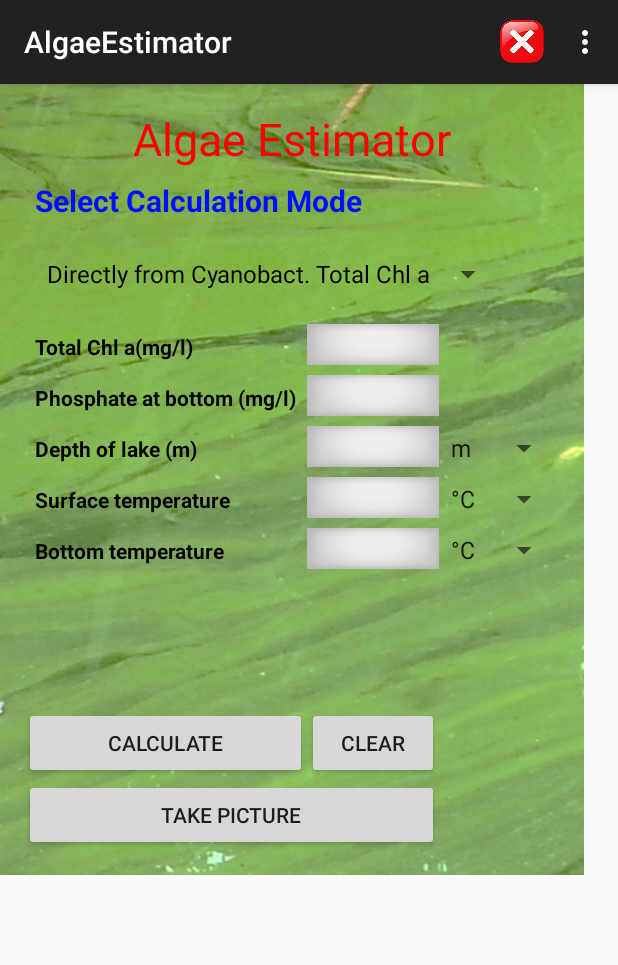
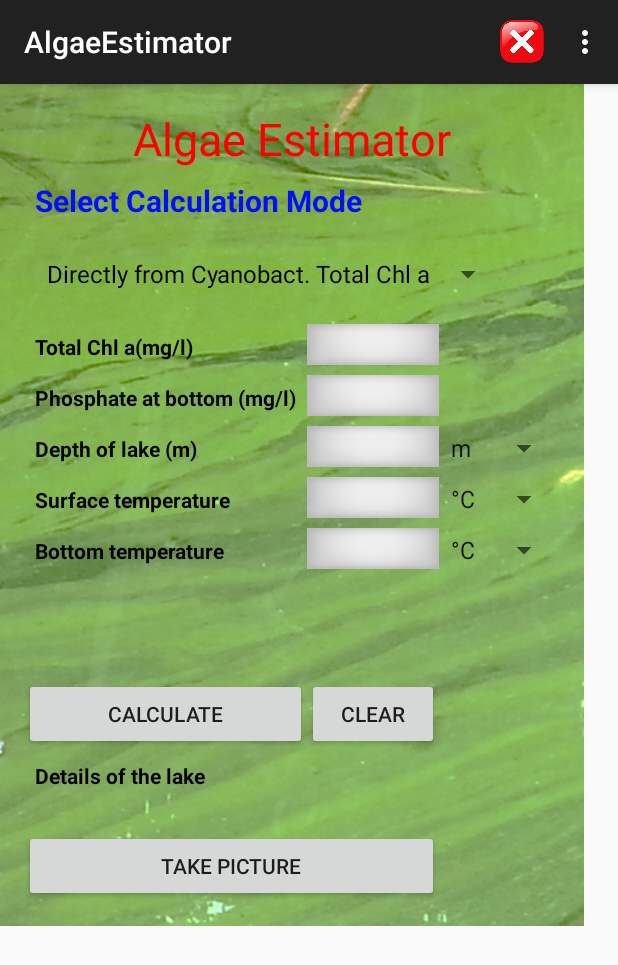
Before and after one commit to nighojkarv/AlgaeEstimator, an Android app: the screen it shows after launch (MainActivity), on a phone screen of 412 x 824 dp. Shown: the top 965 px of the screen. Run offline under Robolectric (Android 15) with nearby library versions, the phone set to English and light mode, and no system bars.

Commit message:
4/3/2015 - Commit 1

```diff
--- a/app/src/main/java/com/example/vedantn/algaeestimator/MainActivity.java
+++ b/app/src/main/java/com/example/vedantn/algaeestimator/MainActivity.java
@@ -4,6 +4,7 @@ import android.app.Activity;
 import android.app.DialogFragment;
 import android.content.Context;
 import android.content.Intent;
+import android.database.DataSetObserver;
 import android.graphics.Bitmap;
 import android.location.LocationManager;
 import android.provider.MediaStore;
@@ -12,7 +13,9 @@ import android.os.Bundle;
 import android.view.Menu;
 import android.view.MenuItem;
 import android.view.View;
+import android.view.ViewGroup;
 import android.view.inputmethod.InputMethodManager;
+import android.widget.Adapter;
 import android.widget.AdapterView;
 import android.widget.ArrayAdapter;
 import android.widget.Button;
@@ -32,7 +35,7 @@ import org.w3c.dom.Text;
 
 
 public class MainActivity extends ActionBarActivity implements AdapterView.OnItemSelectedListener {
-
+    //Variable Declaration
     //Constants
     public double r01 = 0.065;
     public double r02 = 0.034;
@@ -45,7 +48,6 @@ public class MainActivity extends ActionBarActivity implements AdapterView.OnIte
     //REQUEST CODES
     public int CAMERA_REQUEST_CODE = 1313;
 
-    //Variable Declaration
 
     //Input Values from user
     public double valueOfAlgal,pBott,depth,sTemp,botTemp,sD,dO;
@@ -56,12 +58,11 @@ public class MainActivity extends ActionBarActivity implements AdapterView.OnIte
 
     //Widget Declaration
     Spinner calcMethodSpinner;
-
-    /*Spinner spinnerDepth;
+    Spinner spinnerDepth;
     Spinner spinnerStemp;
     Spinner spinnerBotTemp;
     Spinner spinnerSD;
-*/
+
     EditText tbValueOfAlgal;
     EditText tbPbott;
     EditText tbDepth;
@@ -69,13 +70,18 @@ public class MainActivity extends ActionBarActivity implements AdapterView.OnIte
     EditText tbBotTemp;
     EditText tbSD;
     EditText tbDO;
-    TextView lblTestLocation;
+    TextView lblLocation;
 
     //GPS Variables
     public static double userLat, userLon;
     public static Location location = new Location(LocationManager.GPS_PROVIDER);
     LocationManager locationManager;
     LocationListener locationListener;
+
+    //Flags
+    public int flagDepth, flagStemp,flagBottemp,flagSD =0;
+    //Flags are set in the onItemSelected listener and are referred to in the setValues method
+
     //Variable Declaration Done
 
 
@@ -91,10 +97,19 @@ public class MainActivity extends ActionBarActivity implements AdapterView.OnIte
         calcMethodSpinner.setAdapter(adapterCalcMethod);
         calcMethodSpinner.setOnItemSelectedListener(this);
 
-        //spinnerDepth = (Spinner) findViewById(R.id.spinnerDepth);
-        //ArrayAdapter adapterDepth = ArrayAdapter.createFromResource(this,R.array.depthMeasure,android.R.layout.simple_spinner_dropdown_item);
-        //spinnerDepth.setAdapter(adapterDepth);
-        //spinnerDepth.setOnItemSelectedListener(this);
+        spinnerDepth = (Spinner) findViewById(R.id.spinnerDepth);
+        spinnerDepth.setOnItemSelectedListener(this);
+
+        spinnerStemp = (Spinner) findViewById(R.id.spinnerStemp);
+        spinnerStemp.setOnItemSelectedListener(this);
+
+        spinnerBotTemp = (Spinner) findViewById(R.id.spinnerBotTemp);
+        spinnerBotTemp.setOnItemSelectedListener(this);
+
+        spinnerSD = (Spinner) findViewById(R.id.spinnerSD);
+        spinnerSD.setOnItemSelectedListener(this);
+
+
 
         tbValueOfAlgal = (EditText) findViewById(R.id.tbValueOfAlgal);
         tbPbott = (EditText) findViewById(R.id.tbPbott);
@@ -103,12 +118,8 @@ public class MainActivity extends ActionBarActivity implements AdapterView.OnIte
         tbBotTemp = (EditText) findViewById(R.id.tbBotTemp);
         tbSD = (EditText) findViewById(R.id.tbSD);
         tbDO = (EditText) findViewById(R.id.tbDO);
-        lblTestLocation = (TextView) findViewById(R.id.lblTestLocation);
+        lblLocation = (TextView) findViewById(R.id.lblLocation);
 
-        //location.setLatitude(42.643213);
-        //location.setLongitude(-87.847922);
-        location.setLatitude(40.643213);
-        location.setLongitude(-80.847922);
         locationManager = (LocationManager) getSystemService(Context.LOCATION_SERVICE);
 
         locationListener = new LocationListener() {
@@ -119,7 +130,7 @@ public class MainActivity extends ActionBarActivity implements AdapterView.OnIte
                    userLat = location.getLatitude();
                    userLon = location.getLongitude();
                    //Toast.makeText(MainActivity.this,"Location Changed",Toast.LENGTH_LONG).show();
-                   lblTestLocation.setText("Your Location\n" + userLat +"\n" + userLon);
+                   lblLocation.setText("Current Location\n" + userLat +"\n" + userLon);
 
                }
 
@@ -181,14 +192,15 @@ public class MainActivity extends ActionBarActivity implements AdapterView.OnIte
     @Override
     public void onItemSelected(AdapterView<?> parent, View view, int position, long id) {
 
+        //Listens to calcMethodSpinner
+        if(parent == (AdapterView)findViewById(R.id.calcMethodSpinner))
+        {
             TextView selection = (TextView) view;
-        Toast.makeText(this,selection.getText(),Toast.LENGTH_SHORT).show();
+            Toast.makeText(this, selection.getText(), Toast.LENGTH_SHORT).show();
 
             //For making unused components invisble from the main page when calculation mode is selected
-        switch (position)
-        {
-            case 0:
-                {
+            switch (position) {
+                case 0: {
                     resetView();
                     ((TextView) findViewById(R.id.lblValueOfAlgal)).setText("Total Chl a(mg/l)");
 
@@ -203,8 +215,7 @@ public class MainActivity extends ActionBarActivity implements AdapterView.OnIte
 
                 }
 
-            case 1:
-            {
+                case 1: {
                     resetView();
                     ((TextView) findViewById(R.id.lblValueOfAlgal)).setVisibility(View.INVISIBLE);
                     ((EditText) findViewById(R.id.tbValueOfAlgal)).setVisibility(View.INVISIBLE);
@@ -212,8 +223,7 @@ public class MainActivity extends ActionBarActivity implements AdapterView.OnIte
                     break;
                 }
 
-            case 2:
-            {
+                case 2: {
                     resetView();
                     ((TextView) findViewById(R.id.lblValueOfAlgal)).setText("Cyno Chl a(μg/l)");
 
@@ -226,8 +236,7 @@ public class MainActivity extends ActionBarActivity implements AdapterView.OnIte
                     break;
                 }
 
-            case 3:
-            {
+                case 3: {
 
                     resetView();
                     ((TextView) findViewById(R.id.lblValueOfAlgal)).setVisibility(View.INVISIBLE);
@@ -238,19 +247,52 @@ public class MainActivity extends ActionBarActivity implements AdapterView.OnIte
                     break;
 
                 }
-            default:
-            {
+                default: {
                     resetView();
                 }
             }//Switch
 
+        }
+        //Listens to spinnerDepth
+        if(parent == (AdapterView)findViewById(R.id.spinnerDepth))
+        {
+            if(position==1)
+                flagDepth =1;
+            else
+                flagDepth=0;
+        }
+        //Listens to spinnerStemp
+        if(parent == (AdapterView)findViewById(R.id.spinnerStemp))
+        {
+            if(position==1)
+                flagStemp =1;
+            else
+                flagStemp=0;
+        }
+        //Listens to spinnerBotTemp
+        if(parent == (AdapterView)findViewById(R.id.spinnerBotTemp))
+        {
+            if(position==1)
+                flagBottemp =1;
+            else
+                flagBottemp=0;
+        }
+        //Listens to spinnerSD
+        if(parent == (AdapterView)findViewById(R.id.spinnerSD))
+        {
+            if(position==1)
+                flagSD =1;
+            else
+                flagSD =0;
+        }
+    }
 
-    }
-    //Make all the components visible on the main page.
 
 
     public void resetView()
     {
+        //Makes all the components visible on the main page
+
         ((TextView) findViewById(R.id.lblValueOfAlgal)).setText("Value of Algal (µg/ml)");
 
         ((TextView) findViewById(R.id.lblValueOfAlgal)).setVisibility(View.VISIBLE);
@@ -289,8 +331,9 @@ public class MainActivity extends ActionBarActivity implements AdapterView.OnIte
 
     }
 
+
+    public void methodClear(View view) {
         //Method to clear the Text Boxes on the main page
-    public void methodClear(View view) {
 
         ((EditText) findViewById(R.id.tbValueOfAlgal)).setText("");
         ((EditText) findViewById(R.id.tbPbott)).setText("");
@@ -304,9 +347,10 @@ public class MainActivity extends ActionBarActivity implements AdapterView.OnIte
 
     }
 
-    //Calculation using Verhulst equation
+
     public void methodCalculate(View view)
     {
+        //Calls the setVales and the calculate methods and opens result screen
         setValues();
         finalCalculation();
 
@@ -339,9 +383,10 @@ public class MainActivity extends ActionBarActivity implements AdapterView.OnIte
 
     }
 
-    //Sets values for all ser inputs and calculated values
+
     public void setValues() {
 
+        //Sets values for all user inputs and calculated values
         try {
 
             //Get values from main activity for user inputs
@@ -380,10 +425,9 @@ public class MainActivity extends ActionBarActivity implements AdapterView.OnIte
                 depth = Double.parseDouble(tbDepth.getText().toString());
             }
                 //Convert depth to meters
-            Spinner tempDepth = (Spinner) findViewById(R.id.spinnerDepth);
-            if (tempDepth.getSelectedItem().toString()=="ft") {
+            if (flagDepth==1)
+            {
                 depth = ftTOm(depth);
-
             }
 
             //Set sTemp
@@ -391,12 +435,13 @@ public class MainActivity extends ActionBarActivity implements AdapterView.OnIte
             {
                 sTemp = 0;
             }
-            else {
+            else
+            {
                 sTemp = Double.parseDouble(tbStemp.getText().toString());
             }
             //Convert sTemp to Celcius
-            Spinner tempStemp = (Spinner) findViewById(R.id.spinnerStemp);
-            if ((String) tempStemp.getSelectedItem().toString() == "°F") {
+            if (flagStemp==1)
+            {
                 sTemp = fTOc(sTemp);
             }
 
@@ -409,8 +454,8 @@ public class MainActivity extends ActionBarActivity implements AdapterView.OnIte
                 botTemp = Double.parseDouble(tbBotTemp.getText().toString());
             }
             //Convert botTemp to Celcius
-            Spinner tempBotTemp = (Spinner) findViewById(R.id.spinnerBotTemp);
-            if ((String) tempBotTemp.getSelectedItem().toString() == "°F") {
+            if (flagBottemp==1)
+            {
                 botTemp = fTOc(botTemp);
             }
 
@@ -419,12 +464,14 @@ public class MainActivity extends ActionBarActivity implements AdapterView.OnIte
             {
                 sD = 0;
             }
-            else {
+            else
+            {
                 sD = Double.parseDouble(tbSD.getText().toString());
             }
             //Convert SD to meters
-            Spinner tempSD = (Spinner) findViewById(R.id.spinnerSD);
-            if ((String) tempSD.getSelectedItem().toString() == "ft") {
+
+            if (flagSD==1)
+            {
                 sD = ftTOm(sD);
             }
 
@@ -469,19 +516,19 @@ public class MainActivity extends ActionBarActivity implements AdapterView.OnIte
             if(sTemp <= 15)
             {
                 r0=r03;
-                customToast("No Algal Growth",false);
+                customToast("Minimal or no Algal Growth",false);
             }
             else if (tempDiff >= 4)
             {
                 r0=r03;
-                customToast("No Algal Growth",false);
+                customToast("Minimal or no Algal Growth",false);
             }
             else if(tempDiff >=1.5)
             {
                 if(pav<0.02)
                 {
                     r0=r03;
-                    customToast("No Algal Growth",false);
+                    customToast("Minimal or no Algal Growth",false);
                 }
                 else
                 {
@@ -494,7 +541,7 @@ public class MainActivity extends ActionBarActivity implements AdapterView.OnIte
                 if(pav<0.02)
                 {
                     r0=r03;
-                    customToast("No Algal Growth",false);
+                    customToast("Minimal or no Algal Growth",false);
                 }
                 else if(pav < 0.05)
                 {
@@ -536,17 +583,19 @@ public class MainActivity extends ActionBarActivity implements AdapterView.OnIte
 
     }
 
-    //Conversion from Feet to Meters
+
     public double ftTOm(double meters)
     {
+        //Conversion from Feet to Meters
         meters = meters / 3.2808;
         return meters;
 
     }
 
-    //Conversion from Faranhite to Celsius
+
     public double fTOc(double faranhite)
     {
+        //Conversion from Faranhite to Celsius
         faranhite = (faranhite-32)*(5/9);
         return faranhite;
 
@@ -567,11 +616,12 @@ public class MainActivity extends ActionBarActivity implements AdapterView.OnIte
        }
     }
 
+
+    public void setZero()
+    {
         /*Sets all text box values to 0
     This function is used to set the values of all text boxes to 0 after every calculation
     */
-    public void setZero()
-    {
         tbValueOfAlgal.setText("");
         tbPbott.setText("");
         tbDepth.setText("");
--- a/app/src/main/res/layout/activity_main.xml
+++ b/app/src/main/res/layout/activity_main.xml
@@ -181,15 +181,6 @@
 
         </TableRow>
 
-        <TableRow android:layout_gravity="center">
-            <TextView android:layout_width="wrap_content"
-                android:layout_height="wrap_content"
-                android:id="@+id/lblTestLocation"
-                android:textStyle="bold"
-                />
-
-        </TableRow>
-
         <TableRow>
 
             <Button android:text="@string/btnLblCalc"
@@ -204,11 +195,21 @@
 
         </TableRow>
 
+
+        <TableRow android:gravity="left">
+            <TextView android:layout_width="wrap_content"
+                android:layout_height="wrap_content"
+                style="@style/MainPageLabel"
+                android:text="Details of the lake"
+                />
+
+        </TableRow>
         <TableRow android:layout_gravity="center">
-            <Button android:text="Take Picture"
-                android:id="@+id/btnCamera"
-                android:layout_span="2"
-                android:onClick="takePicture"/>
+            <TextView android:layout_width="wrap_content"
+                android:layout_height="wrap_content"
+                android:id="@+id/lblLocation"
+                android:textStyle="bold"
+                />
 
         </TableRow>
         <TableRow android:layout_gravity="center">
@@ -218,6 +219,13 @@
                 />
 
         </TableRow>
+        <TableRow android:layout_gravity="center">
+            <Button android:text="Take Picture"
+                android:id="@+id/btnCamera"
+                android:layout_span="2"
+                android:onClick="takePicture"/>
+
+        </TableRow>
 
 
     </TableLayout>
```
Lines whose indentation alone changed are shown as unchanged.
